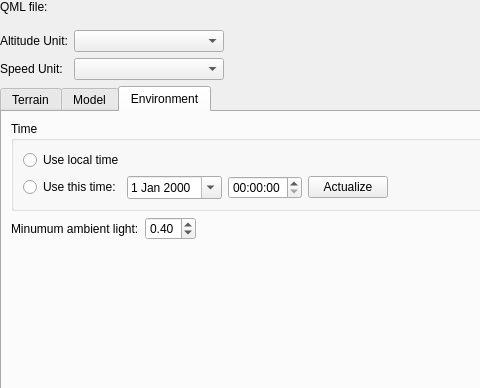
Old version of the form ground/openpilotgcs/src/plugins/pfdqml/pfdqmlgadgetoptionspage.ui in the repository librepilot/LibrePilot; both pictures show x 0 to 480 and y 0 to 388 of the 636 by 558 pixel window.
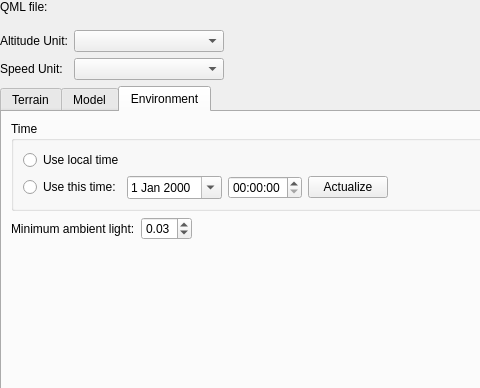
New version of the form. The open tabs and pages were chosen to show the change. Custom widgets are drawn as their Qt base class.

Commit message: OP-1518 fixed typo in minimum ambient light label and changed spinner increment to 0.01

The edit to the form file:
```diff
--- a/ground/openpilotgcs/src/plugins/pfdqml/pfdqmlgadgetoptionspage.ui
+++ b/ground/openpilotgcs/src/plugins/pfdqml/pfdqmlgadgetoptionspage.ui
@@ -485,7 +485,7 @@
              <item>
               <widget class="QLabel" name="label_9">
                <property name="text">
-                <string>Minumum ambient light:</string>
+                <string>Minimum ambient light:</string>
                </property>
               </widget>
              </item>
@@ -498,7 +498,7 @@
                 <double>0.100000000000000</double>
                </property>
                <property name="value">
-                <double>0.400000000000000</double>
+                <double>0.030000000000000</double>
                </property>
               </widget>
              </item>
```
Left out of the diff: 6 changed lines with no effect on the pictures.
